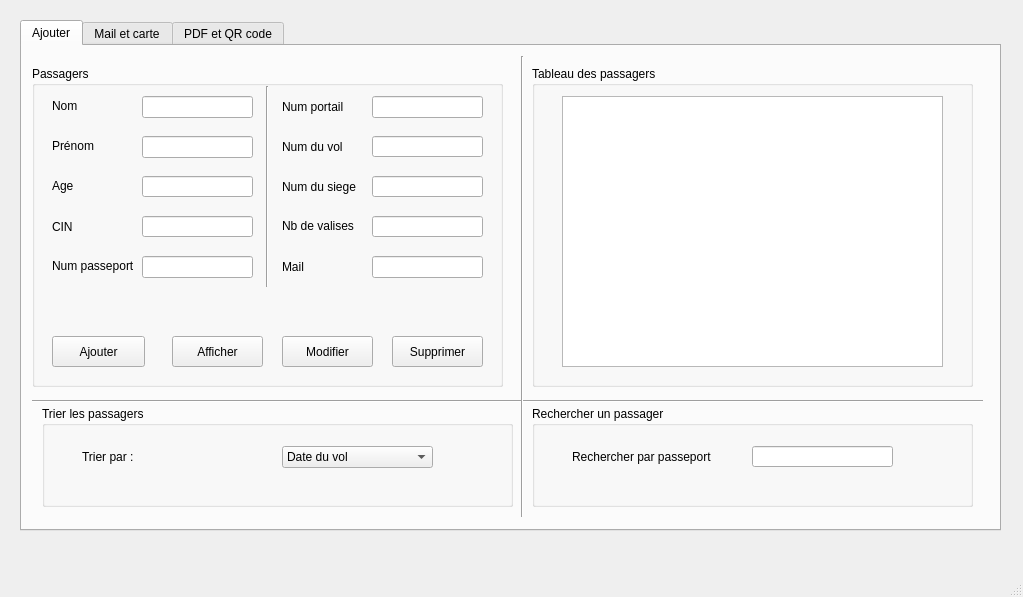
The window that mainwindow.ui (aziz212002/SMART-AIRPORT-2A21) describes before a commit, drawn with Qt 5.
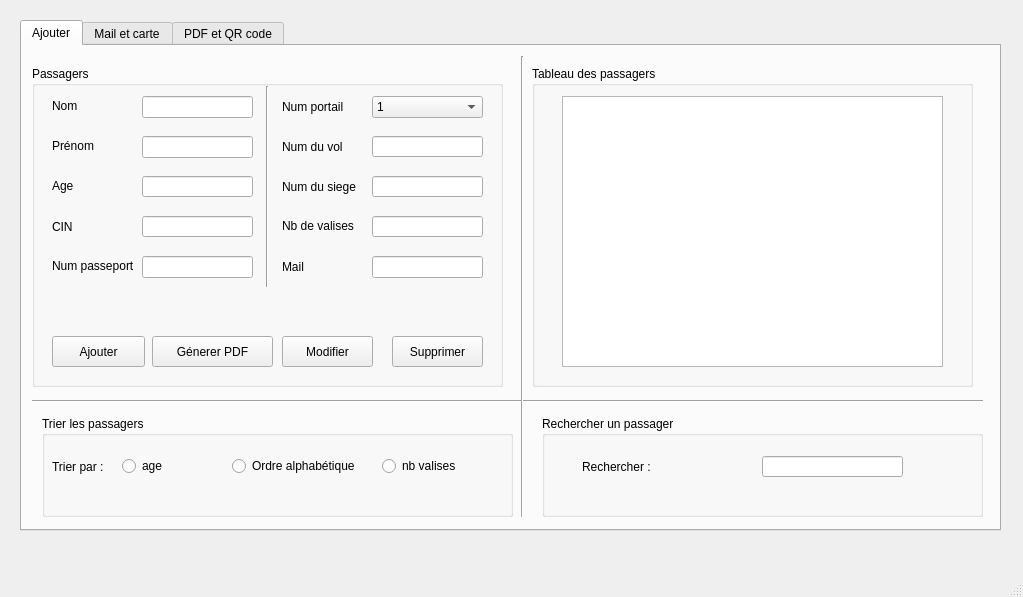
The same window after the commit.

```diff
--- a/mainwindow.ui
+++ b/mainwindow.ui
@@ -157,16 +157,6 @@
         </rect>
        </property>
       </widget>
-      <widget class="QLineEdit" name="lineEdit_porte">
-       <property name="geometry">
-        <rect>
-         <x>340</x>
-         <y>30</y>
-         <width>111</width>
-         <height>22</height>
-        </rect>
-       </property>
-      </widget>
       <widget class="QLineEdit" name="lineEdit_siege">
        <property name="geometry">
         <rect>
@@ -262,19 +252,6 @@
         <string>Num portail</string>
        </property>
       </widget>
-      <widget class="QPushButton" name="pushButton_affiche">
-       <property name="geometry">
-        <rect>
-         <x>140</x>
-         <y>270</y>
-         <width>91</width>
-         <height>31</height>
-        </rect>
-       </property>
-       <property name="text">
-        <string>Afficher</string>
-       </property>
-      </widget>
       <widget class="QPushButton" name="pb_ajouter">
        <property name="geometry">
         <rect>
@@ -337,6 +314,54 @@
         </rect>
        </property>
       </widget>
+      <widget class="QComboBox" name="comboBox_portail">
+       <property name="geometry">
+        <rect>
+         <x>340</x>
+         <y>30</y>
+         <width>111</width>
+         <height>22</height>
+        </rect>
+       </property>
+       <item>
+        <property name="text">
+         <string>1</string>
+        </property>
+       </item>
+       <item>
+        <property name="text">
+         <string>2</string>
+        </property>
+       </item>
+       <item>
+        <property name="text">
+         <string>3</string>
+        </property>
+       </item>
+       <item>
+        <property name="text">
+         <string>4</string>
+        </property>
+       </item>
+       <item>
+        <property name="text">
+         <string>5</string>
+        </property>
+       </item>
+      </widget>
+      <widget class="QPushButton" name="pushButton_18">
+       <property name="geometry">
+        <rect>
+         <x>120</x>
+         <y>270</y>
+         <width>121</width>
+         <height>31</height>
+        </rect>
+       </property>
+       <property name="text">
+        <string>Génerer PDF</string>
+       </property>
+      </widget>
      </widget>
      <widget class="QGroupBox" name="groupBox_7">
       <property name="geometry">
@@ -365,7 +390,7 @@
       <property name="geometry">
        <rect>
         <x>20</x>
-        <y>360</y>
+        <y>370</y>
         <width>471</width>
         <height>101</height>
        </rect>
@@ -373,37 +398,12 @@
       <property name="title">
        <string>Trier les passagers</string>
       </property>
-      <widget class="QComboBox" name="comboBox">
-       <property name="geometry">
-        <rect>
-         <x>240</x>
-         <y>40</y>
-         <width>151</width>
-         <height>22</height>
-        </rect>
-       </property>
-       <item>
-        <property name="text">
-         <string>Date du vol</string>
-        </property>
-       </item>
-       <item>
-        <property name="text">
-         <string>Ordre alphabétique</string>
-        </property>
-       </item>
-       <item>
-        <property name="text">
-         <string>Numéro du portail</string>
-        </property>
-       </item>
-      </widget>
       <widget class="QLabel" name="label_2">
        <property name="geometry">
         <rect>
-         <x>40</x>
+         <x>10</x>
          <y>40</y>
-         <width>91</width>
+         <width>61</width>
          <height>21</height>
         </rect>
        </property>
@@ -411,12 +411,51 @@
         <string>Trier par : </string>
        </property>
       </widget>
+      <widget class="QRadioButton" name="radioB_age">
+       <property name="geometry">
+        <rect>
+         <x>80</x>
+         <y>40</y>
+         <width>97</width>
+         <height>20</height>
+        </rect>
+       </property>
+       <property name="text">
+        <string>age</string>
+       </property>
+      </widget>
+      <widget class="QRadioButton" name="radioB_alphabet">
+       <property name="geometry">
+        <rect>
+         <x>190</x>
+         <y>40</y>
+         <width>141</width>
+         <height>20</height>
+        </rect>
+       </property>
+       <property name="text">
+        <string>Ordre alphabétique</string>
+       </property>
+      </widget>
+      <widget class="QRadioButton" name="radioB_nbvalises">
+       <property name="geometry">
+        <rect>
+         <x>340</x>
+         <y>40</y>
+         <width>121</width>
+         <height>20</height>
+        </rect>
+       </property>
+       <property name="text">
+        <string>nb valises</string>
+       </property>
+      </widget>
      </widget>
      <widget class="QGroupBox" name="groupBox_3">
       <property name="geometry">
        <rect>
-        <x>510</x>
-        <y>360</y>
+        <x>520</x>
+        <y>370</y>
         <width>441</width>
         <height>101</height>
        </rect>
@@ -429,12 +468,12 @@
         <rect>
          <x>40</x>
          <y>30</y>
-         <width>141</width>
+         <width>161</width>
          <height>41</height>
         </rect>
        </property>
        <property name="text">
-        <string>Rechercher par passeport :</string>
+        <string>Rechercher :</string>
        </property>
       </widget>
       <widget class="QLineEdit" name="lineEdit">
@@ -667,68 +706,6 @@
      <attribute name="title">
       <string>PDF et QR code</string>
      </attribute>
-     <widget class="QGroupBox" name="groupBox_4">
-      <property name="geometry">
-       <rect>
-        <x>20</x>
-        <y>20</y>
-        <width>451</width>
-        <height>441</height>
-       </rect>
-      </property>
-      <property name="title">
-       <string>Génerer un fichier PDF</string>
-      </property>
-      <widget class="QPushButton" name="pushButton_17">
-       <property name="geometry">
-        <rect>
-         <x>70</x>
-         <y>380</y>
-         <width>121</width>
-         <height>31</height>
-        </rect>
-       </property>
-       <property name="text">
-        <string>Acceuil</string>
-       </property>
-      </widget>
-      <widget class="QPushButton" name="pushButton_18">
-       <property name="geometry">
-        <rect>
-         <x>260</x>
-         <y>380</y>
-         <width>121</width>
-         <height>31</height>
-        </rect>
-       </property>
-       <property name="text">
-        <string>Génerer</string>
-       </property>
-      </widget>
-      <widget class="QLabel" name="label_4">
-       <property name="geometry">
-        <rect>
-         <x>70</x>
-         <y>50</y>
-         <width>171</width>
-         <height>20</height>
-        </rect>
-       </property>
-       <property name="text">
-        <string>Donnez un numéro de passeport :</string>
-       </property>
-      </widget>
-      <widget class="QLineEdit" name="lineEdit_2">
-       <property name="geometry">
-        <rect>
-         <x>260</x>
-         <y>50</y>
-         <width>121</width>
-         <height>20</height>
-        </rect>
-       </property>
-      </widget>
-     </widget>
      <widget class="QGroupBox" name="groupBox_6">
       <property name="geometry">
        <rect>
```
Left out of the diff: 2 changed lines with no effect on the pictures.
